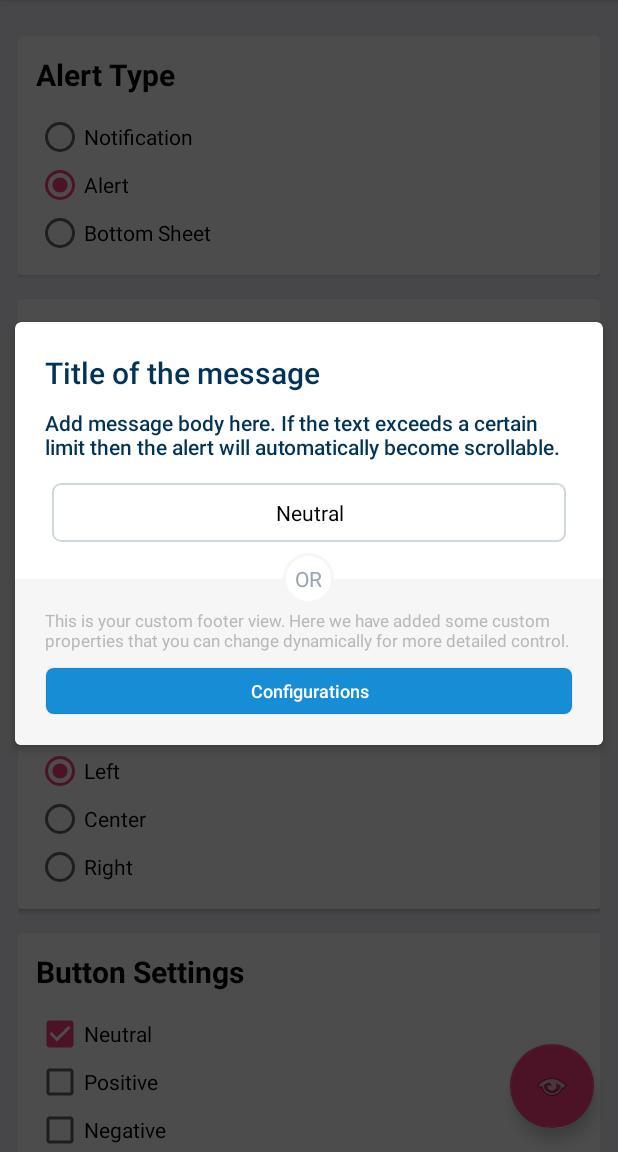
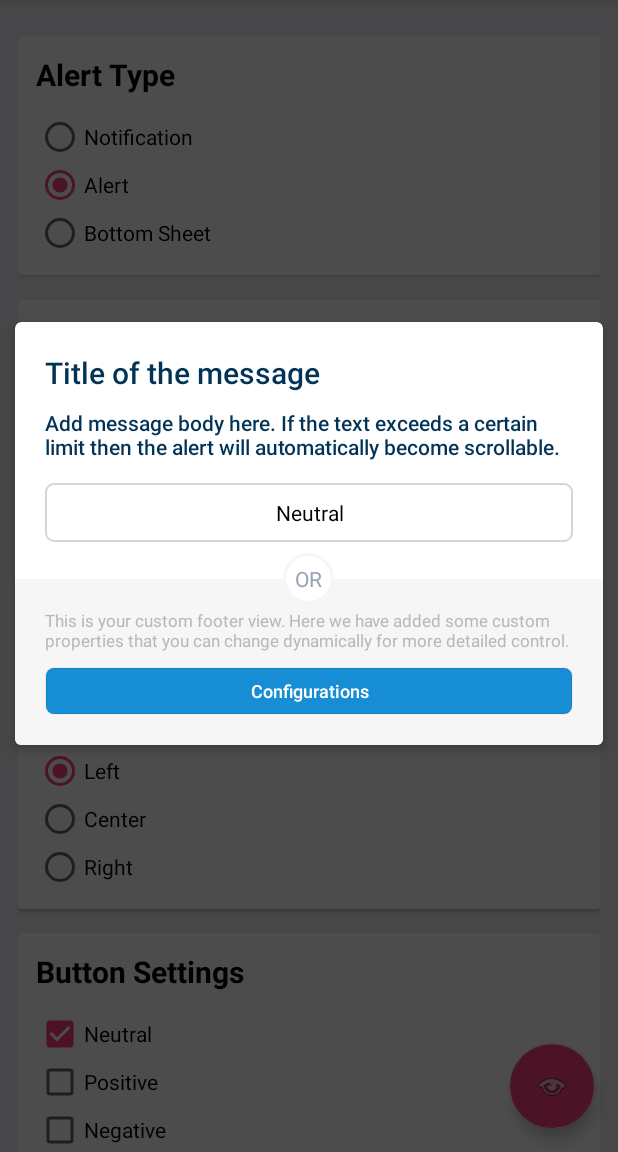
Before and after one commit to Codigami/CFAlertDialog, an Android app: the screen it shows after launch (StartActivity), after a tap on an icon or button, on a phone screen of 412 x 824 dp, the part 84-1236 px from its top. Run offline under Robolectric (Android 15) with nearby library versions, the phone set to English and light mode, and no system bars; our stand-ins replace ButterKnife.

Commit message:
Removed the unwanted margin on the action buttons.

```diff
--- a/cfalertdialog/src/main/java/com/crowdfire/cfalertdialog/CFAlertDialog.java
+++ b/cfalertdialog/src/main/java/com/crowdfire/cfalertdialog/CFAlertDialog.java
@@ -562,7 +562,7 @@ public class CFAlertDialog extends AppCompatDialog {
                 break;
         }
         int margin = ((int) buttonView.getResources().getDimension(R.dimen.cfdialog_internal_spacing_half));
-        buttonParams.setMargins(margin, margin, margin, margin);
+        buttonParams.setMargins(0, margin, 0, margin);
         buttonView.setLayoutParams(buttonParams);
 
         int padding = ((int) buttonView.getResources().getDimension(R.dimen.cfdialog_button_padding));
--- a/cfalertdialog/src/main/res/values/styles.xml
+++ b/cfalertdialog/src/main/res/values/styles.xml
@@ -47,11 +47,6 @@
     <style name="CFDialog.ButtonsContainer">
         <item name="android:layout_width">match_parent</item>
         <item name="android:layout_height">wrap_content</item>
-    </style>
-
-    <style name="CFDialog.ButtonsSpacing">
-        <item name="android:layout_width">match_parent</item>
-        <item name="android:layout_height">@dimen/cfdialog_internal_spacing</item>
     </style>
 
     <style name="CFDialog.ContentImageView">
```
